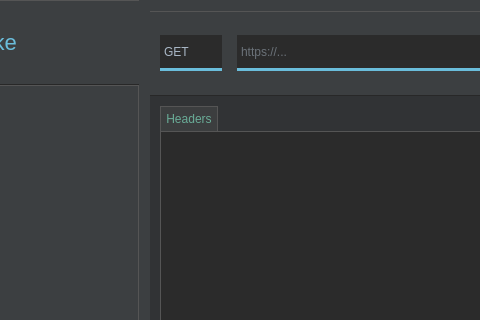
The window that mainwindow.ui (tmstieff/Woke) describes before a commit, drawn with Qt 5; both pictures show x 161 to 641 and y 0 to 320 of the 1280 by 720 pixel window.
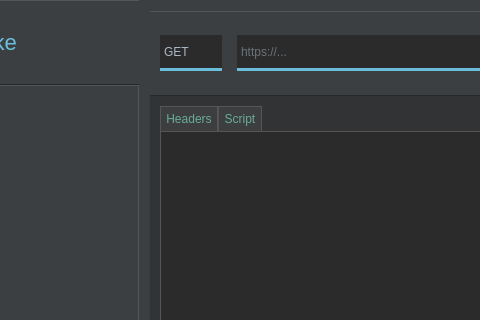
The same window after the commit.

```diff
--- a/mainwindow.ui
+++ b/mainwindow.ui
@@ -541,6 +541,25 @@
                </property>
               </widget>
              </item>
+             <item>
+              <widget class="QPushButton" name="scriptButton">
+               <property name="styleSheet">
+                <string notr="true">#scriptButton {
+	background-color: #3c3e3f;
+	border: none;
+	border-bottom: #69ac97;
+	border-top: 1px solid #555555;
+	border-right: 1px solid #555555;
+	border-left: 1px solid #555555;
+	color: #69ac97;
+	padding: 5px;
+}</string>
+               </property>
+               <property name="text">
+                <string>Script</string>
+               </property>
+              </widget>
+             </item>
              <item>
               <spacer name="horizontalSpacer_4">
                <property name="orientation">
```
Left out of the diff: 6 changed lines with no effect on the pictures.
